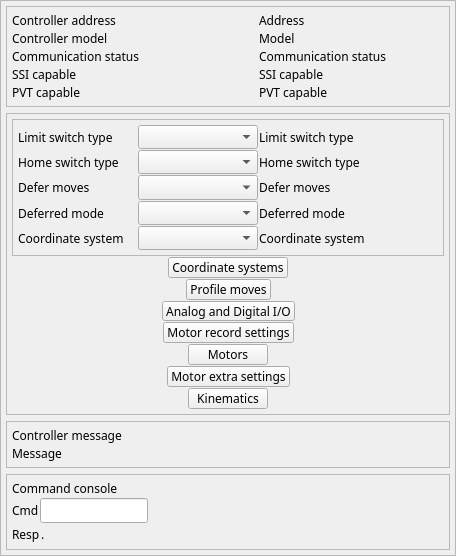
motorapp/Galil, file 3-2/GalilSup/op/ui/galil_ctrl_extras.ui: the form before one commit.
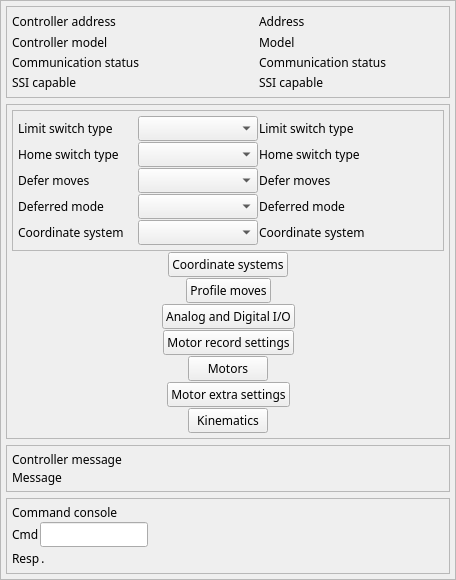
The form after the commit. Custom widgets are drawn as their Qt base class.

```diff
--- a/3-2/GalilSup/op/ui/galil_ctrl_extras.ui
+++ b/3-2/GalilSup/op/ui/galil_ctrl_extras.ui
@@ -7,7 +7,7 @@
     <x>0</x>
     <y>0</y>
     <width>456</width>
-    <height>556</height>
+    <height>580</height>
    </rect>
   </property>
   <property name="sizePolicy">
@@ -251,57 +251,6 @@
         </item>
        </layout>
       </item>
-      <item>
-       <layout class="QHBoxLayout" name="horizontalLayout_20" stretch="4,3">
-        <item>
-         <widget class="QLabel" name="label_16">
-          <property name="sizePolicy">
-           <sizepolicy hsizetype="Preferred" vsizetype="Preferred">
-            <horstretch>0</horstretch>
-            <verstretch>0</verstretch>
-           </sizepolicy>
-          </property>
-          <property name="sizeIncrement">
-           <size>
-            <width>1</width>
-            <height>1</height>
-           </size>
-          </property>
-          <property name="font">
-           <font>
-            <family>Abyssinica SIL</family>
-            <pointsize>9</pointsize>
-           </font>
-          </property>
-          <property name="text">
-           <string>PVT capable</string>
-          </property>
-         </widget>
-        </item>
-        <item>
-         <widget class="QELabel" name="qelabel_14">
-          <property name="sizePolicy">
-           <sizepolicy hsizetype="Minimum" vsizetype="Preferred">
-            <horstretch>0</horstretch>
-            <verstretch>0</verstretch>
-           </sizepolicy>
-          </property>
-          <property name="font">
-           <font>
-            <family>Abyssinica SIL</family>
-            <pointsize>9</pointsize>
-           </font>
-          </property>
-          <property name="variable" stdset="0">
-           <string>$(DMC)PVTCAPABLE_STATUS</string>
-          </property>
-          <property name="text">
-           <string>PVT capable</string>
-          </property>
-         </widget>
-        </item>
-       </layout>
-      </item>
      </layout>
     </widget>
    </item>
@@ -367,17 +316,11 @@
            <item>
             <widget class="QLabel" name="label_10">
              <property name="sizePolicy">
-              <sizepolicy hsizetype="Preferred" vsizetype="Minimum">
+              <sizepolicy hsizetype="Preferred" vsizetype="Preferred">
                <horstretch>0</horstretch>
                <verstretch>0</verstretch>
               </sizepolicy>
              </property>
-             <property name="minimumSize">
-              <size>
-               <width>0</width>
-               <height>1</height>
-              </size>
-             </property>
              <property name="sizeIncrement">
               <size>
                <width>1</width>
@@ -398,17 +341,11 @@
            <item>
             <widget class="QEComboBox" name="qecombobox">
              <property name="sizePolicy">
-              <sizepolicy hsizetype="Preferred" vsizetype="Minimum">
+              <sizepolicy hsizetype="Preferred" vsizetype="Preferred">
                <horstretch>0</horstretch>
                <verstretch>0</verstretch>
               </sizepolicy>
              </property>
-             <property name="minimumSize">
-              <size>
-               <width>0</width>
-               <height>1</height>
-              </size>
-             </property>
              <property name="font">
               <font>
                <family>Abyssinica SIL</family>
@@ -428,17 +365,11 @@
              <item>
               <widget class="QELabel" name="qelabel_6">
                <property name="sizePolicy">
-                <sizepolicy hsizetype="Minimum" vsizetype="Minimum">
+                <sizepolicy hsizetype="Minimum" vsizetype="Preferred">
                  <horstretch>0</horstretch>
                  <verstretch>0</verstretch>
                 </sizepolicy>
                </property>
-               <property name="minimumSize">
-                <size>
-                 <width>0</width>
-                 <height>1</height>
-                </size>
-               </property>
                <property name="font">
                 <font>
                  <family>Abyssinica SIL</family>
@@ -465,17 +396,11 @@
            <item>
             <widget class="QLabel" name="label_11">
              <property name="sizePolicy">
-              <sizepolicy hsizetype="Preferred" vsizetype="Minimum">
+              <sizepolicy hsizetype="Preferred" vsizetype="Preferred">
                <horstretch>0</horstretch>
                <verstretch>0</verstretch>
               </sizepolicy>
              </property>
-             <property name="minimumSize">
-              <size>
-               <width>0</width>
-               <height>1</height>
-              </size>
-             </property>
              <property name="sizeIncrement">
               <size>
                <width>1</width>
@@ -496,17 +421,11 @@
            <item>
             <widget class="QEComboBox" name="qecombobox_2">
              <property name="sizePolicy">
-              <sizepolicy hsizetype="Preferred" vsizetype="Minimum">
+              <sizepolicy hsizetype="Preferred" vsizetype="Preferred">
                <horstretch>0</horstretch>
                <verstretch>0</verstretch>
               </sizepolicy>
              </property>
-             <property name="minimumSize">
-              <size>
-               <width>0</width>
-               <height>1</height>
-              </size>
-             </property>
              <property name="font">
               <font>
                <family>Abyssinica SIL</family>
@@ -526,17 +445,11 @@
              <item>
               <widget class="QELabel" name="qelabel_7">
                <property name="sizePolicy">
-                <sizepolicy hsizetype="Minimum" vsizetype="Minimum">
+                <sizepolicy hsizetype="Minimum" vsizetype="Preferred">
                  <horstretch>0</horstretch>
                  <verstretch>0</verstretch>
                 </sizepolicy>
                </property>
-               <property name="minimumSize">
-                <size>
-                 <width>0</width>
-                 <height>1</height>
-                </size>
-               </property>
                <property name="font">
                 <font>
                  <family>Abyssinica SIL</family>
@@ -593,12 +506,6 @@
                <verstretch>0</verstretch>
               </sizepolicy>
              </property>
-             <property name="minimumSize">
-              <size>
-               <width>0</width>
-               <height>1</height>
-              </size>
-             </property>
              <property name="font">
               <font>
                <family>Abyssinica SIL</family>
@@ -679,12 +586,6 @@
                <verstretch>0</verstretch>
               </sizepolicy>
              </property>
-             <property name="minimumSize">
-              <size>
-               <width>0</width>
-               <height>1</height>
-              </size>
-             </property>
              <property name="font">
               <font>
                <family>Abyssinica SIL</family>
@@ -765,12 +666,6 @@
                <verstretch>0</verstretch>
               </sizepolicy>
              </property>
-             <property name="minimumSize">
-              <size>
-               <width>0</width>
-               <height>1</height>
-              </size>
-             </property>
              <property name="font">
               <font>
                <family>Abyssinica SIL</family>
@@ -842,7 +737,7 @@
           <property name="minimumSize">
            <size>
             <width>0</width>
-            <height>1</height>
+            <height>0</height>
            </size>
           </property>
           <property name="font">
@@ -906,12 +801,6 @@
             <verstretch>0</verstretch>
            </sizepolicy>
           </property>
-          <property name="minimumSize">
-           <size>
-            <width>0</width>
-            <height>1</height>
-           </size>
-          </property>
           <property name="font">
            <font>
             <family>Abyssinica SIL</family>
@@ -973,12 +862,6 @@
             <verstretch>0</verstretch>
            </sizepolicy>
           </property>
-          <property name="minimumSize">
-           <size>
-            <width>0</width>
-            <height>1</height>
-           </size>
-          </property>
           <property name="font">
            <font>
             <family>Abyssinica SIL</family>
@@ -1040,12 +923,6 @@
             <verstretch>0</verstretch>
            </sizepolicy>
           </property>
-          <property name="minimumSize">
-           <size>
-            <width>0</width>
-            <height>1</height>
-           </size>
-          </property>
           <property name="font">
            <font>
             <family>Abyssinica SIL</family>
@@ -1116,12 +993,6 @@
             <verstretch>0</verstretch>
            </sizepolicy>
           </property>
-          <property name="minimumSize">
-           <size>
-            <width>0</width>
-            <height>1</height>
-           </size>
-          </property>
           <property name="font">
            <font>
             <family>Abyssinica SIL</family>
@@ -1192,12 +1063,6 @@
             <verstretch>0</verstretch>
            </sizepolicy>
           </property>
-          <property name="minimumSize">
-           <size>
-            <width>0</width>
-            <height>1</height>
-           </size>
-          </property>
           <property name="font">
            <font>
             <family>Abyssinica SIL</family>
@@ -1268,12 +1133,6 @@
             <verstretch>0</verstretch>
            </sizepolicy>
           </property>
-          <property name="minimumSize">
-           <size>
-            <width>0</width>
-            <height>1</height>
-           </size>
-          </property>
           <property name="font">
            <font>
             <family>Abyssinica SIL</family>
@@ -1510,7 +1369,7 @@
           <property name="font">
            <font>
             <family>Abyssinica SIL</family>
-            <pointsize>9</pointsize>
+            <pointsize>10</pointsize>
            </font>
           </property>
           <property name="variable" stdset="0">
```
